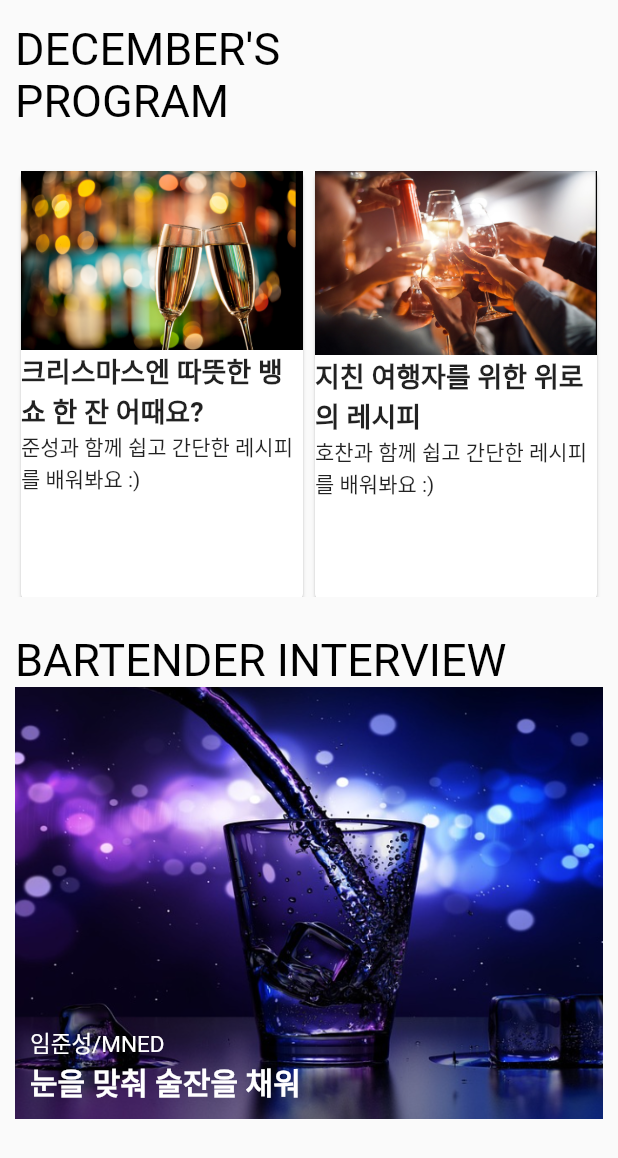
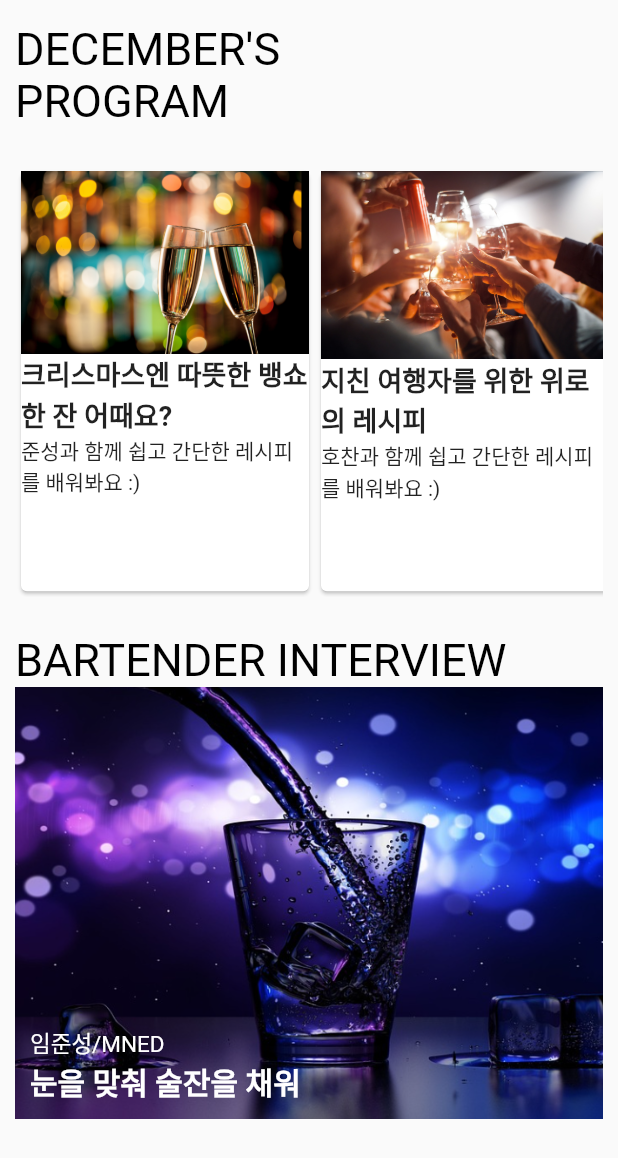
Before and after one commit to CdoeinUs/PartyWithUs, a Flutter app: the SecondPage widget shown alone on an empty page, opened directly, on a phone screen of 412 x 824 dp. Shown: the top 1158 px of the screen. Run offline on Flutter 3.47's test engine with Material 2 defaults, Android fonts, the phone set to English and light mode, and no system bars.

Commit message:
mainpage long changed

```diff
--- a/lib/main_second.dart
+++ b/lib/main_second.dart
@@ -1,5 +1,4 @@
 import 'package:flutter/material.dart';
-import 'package:partywithus/story.dart';
 import 'program_model.dart';
 import 'recipe_search.dart';
 
@@ -13,8 +12,7 @@ class SecondPage extends StatefulWidget {
 class _SecondPageState extends State<SecondPage> {
   @override
   Widget build(BuildContext context) {
-    return Scaffold(
-      body: Padding(
+    return Padding(
         padding: const EdgeInsets.fromLTRB(10, 15, 10, 0),
         child: Column(crossAxisAlignment: CrossAxisAlignment.start, children: [
           const Text("DECEMBER'S\nPROGRAM",
@@ -30,7 +28,6 @@ class _SecondPageState extends State<SecondPage> {
               style: TextStyle(color: Colors.black, fontSize: 30)),
           const BartenderInterview(),
         ]),
-      ),
       );
   }
 }
@@ -74,14 +71,14 @@ class _ProgramsState extends State<Programs> {
         alignment: Alignment.center,
         width: MediaQuery.of(context).size.width,
         height: (MediaQuery.of(context).size.height) * 0.35,
-        child: GridView.builder(
+        child: ListView.builder(
+            scrollDirection: Axis.horizontal,
             itemCount: programTitle.length,
-            gridDelegate: const SliverGridDelegateWithFixedCrossAxisCount(
-              crossAxisCount: 2,
-              childAspectRatio: 1 / 1.5, //item 의 가로 1, 세로 1.5 의 비율
-            ),
             itemBuilder: (context, index) {
-              return Card(
+              return SizedBox(
+                height: 300,
+                width: 200,
+                child: Card(
                   child: Column(children: [
                     Image.asset(programData[index].imagePath),
                     Text(
@@ -90,6 +87,7 @@ class _ProgramsState extends State<Programs> {
                     ),
                     Text(programData[index].detail),
                   ]),
+                ),
               );
             }),
       ),
```
Also changed, not shown: lib/main.dart (+52 -63 lines). Lines whose indentation alone changed are shown as unchanged.
